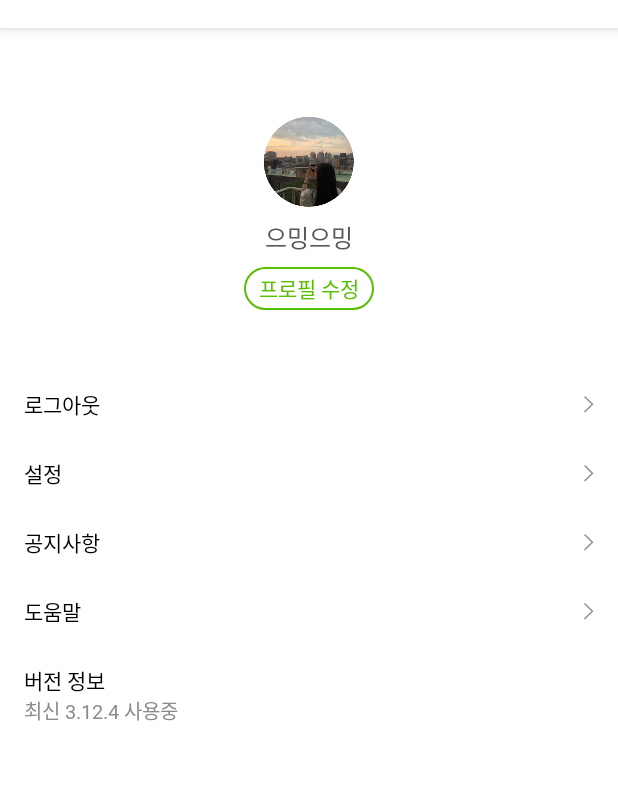
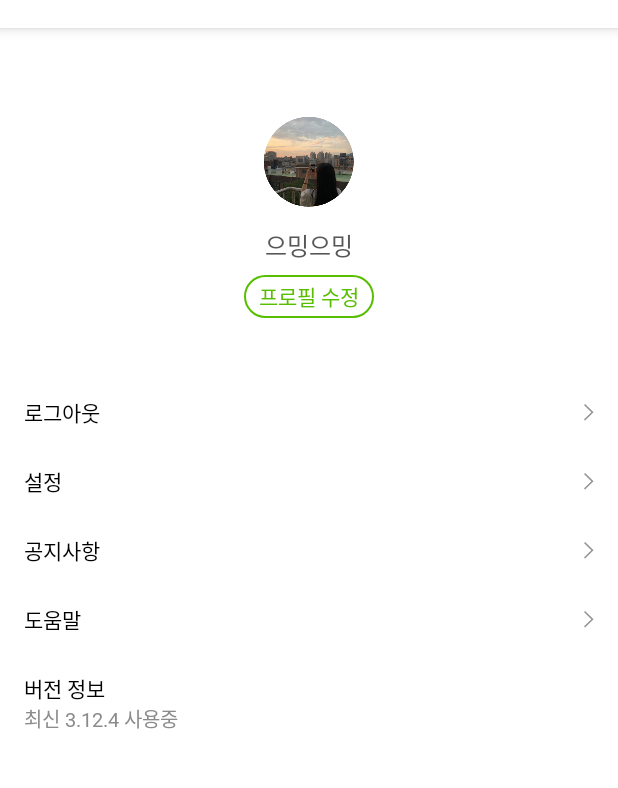
Before and after one commit to seoulsanta/Santa-Android, an Android app: the MyActivity screen opened directly, with no data from a screen before it, on a phone screen of 412 x 824 dp, the part 68-856 px from its top. Run offline under Robolectric (Android 15) with nearby library versions, the phone set to English and light mode, and no system bars; pictures from the network do not load.

Commit message:
프로필 이미지와 이름 바꾸기 통신 완료

```diff
--- a/SeoulSantaAndroid/app/src/main/java/com/yamgang/seoulsantaandroid/model/PUT/PutMypageEditResponse.kt
+++ b/SeoulSantaAndroid/app/src/main/java/com/yamgang/seoulsantaandroid/model/PUT/PutMypageEditResponse.kt
@@ -1,6 +1,5 @@
 package com.yamgang.seoulsantaandroid.model.PUT
 
 data class PutMypageEditResponse (
-    val message: String,
-    val data: String?
+    val message: String
 )
--- a/SeoulSantaAndroid/app/src/main/java/com/yamgang/seoulsantaandroid/util/NetworkService.kt
+++ b/SeoulSantaAndroid/app/src/main/java/com/yamgang/seoulsantaandroid/util/NetworkService.kt
@@ -10,6 +10,7 @@ import com.yamgang.seoulsantaandroid.model.get.GetMountain
 import com.yamgang.seoulsantaandroid.model.post.PostKakaoLoginResponse
 import okhttp3.MultipartBody
 import okhttp3.RequestBody
+import okhttp3.ResponseBody
 import retrofit2.Call
 import retrofit2.http.*
 
@@ -77,7 +78,6 @@ interface NetworkService {
     @Multipart
     @PUT("/user/mypage")
     fun putMypageEditResponse(
-        @Header("Content-Type") content_type: String,
         @Header("Authorization") token: String?,
         @Part("name") name: RequestBody,
         @Part img: MultipartBody.Part?
--- a/SeoulSantaAndroid/app/src/main/java/com/yamgang/seoulsantaandroid/util/SessionCallback.kt
+++ b/SeoulSantaAndroid/app/src/main/java/com/yamgang/seoulsantaandroid/util/SessionCallback.kt
@@ -13,6 +13,7 @@ import com.kakao.usermgmt.response.model.UserProfile
 import com.kakao.util.exception.KakaoException
 import com.yamgang.seoulsantaandroid.model.post.PostKakaoLoginResponse
 import com.yamgang.seoulsantaandroid.ui.MainActivity
+import com.yamgang.seoulsantaandroid.ui.login.LoginActivity
 import retrofit2.Call
 import retrofit2.Callback
 import retrofit2.Response
@@ -75,6 +76,8 @@ class SessionCallback (mContext: Context) : ISessionCallback {
 
                     val intent = Intent(mContext,MainActivity::class.java)
                     mContext.startActivity(intent)
+                    val loginAct = LoginActivity()
+                    loginAct.finish()
                 } else {
                     Log.e("*****KakaoLogin Response","실패")
                 }
--- a/SeoulSantaAndroid/app/src/main/res/layout/activity_my.xml
+++ b/SeoulSantaAndroid/app/src/main/res/layout/activity_my.xml
@@ -40,13 +40,12 @@
                 android:layout_alignRight="@id/iv_act_my_profile"
                 android:visibility="gone"/>
     </RelativeLayout>
-
     <TextView
             android:id="@+id/tv_act_my_name"
             android:layout_width="wrap_content"
             android:layout_height="wrap_content"
             android:text="으밍으밍"
-            android:layout_marginTop="8dp"
+            android:layout_marginTop="13.6dp"
             android:textSize="16dp"
             android:textColor="@color/badgeTitleText"
             android:fontFamily="@font/kopubworlddotumlight"
@@ -55,9 +54,12 @@
             android:id="@+id/et_act_my_name_edit"
             android:layout_width="wrap_content"
             android:layout_height="wrap_content"
+            android:includeFontPadding="false"
             android:hint="바꿀 이름을 입력하세요."
-            android:layout_marginTop="8dp"
+            android:layout_marginTop="6dp"
             android:textSize="16dp"
+            android:singleLine="true"
+            android:imeOptions="actionDone"
             android:textAlignment="center"
             android:textColor="@color/badgeTitleText"
             android:fontFamily="@font/kopubworlddotumlight"
```
Also changed, not shown: SeoulSantaAndroid/app/src/main/java/com/yamgang/seoulsantaandroid/ui/my/MyActivity.kt (+16 -20 lines).
